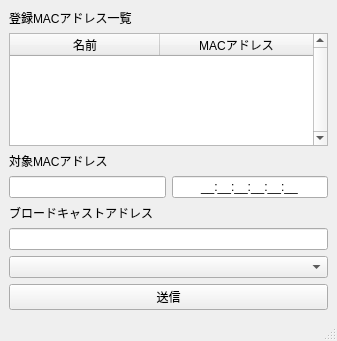
Above: src/mainwindow.ui from akagaya/WOLSwitch before the change. Below: the same form after it.
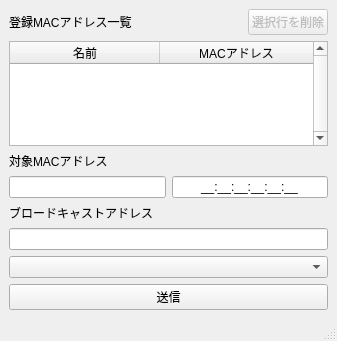
That is the form after the change.

Commit message:
一覧から行を削除する機能を追加
「選択行を削除」ボタンと Delete / Backspace キーで、確認のうえ
選択行を削除して CSV に即時保存する。

```diff
--- a/src/mainwindow.ui
+++ b/src/mainwindow.ui
@@ -15,13 +15,23 @@
   </property>
   <widget class="QWidget" name="centralWidget">
    <layout class="QGridLayout" name="gridLayout">
-    <item row="0" column="0" colspan="2">
+    <item row="0" column="0">
      <widget class="QLabel" name="hostTableLabel">
       <property name="text">
        <string>登録MACアドレス一覧</string>
       </property>
      </widget>
     </item>
+    <item row="0" column="1" alignment="Qt::AlignRight">
+     <widget class="QPushButton" name="deleteButton">
+      <property name="enabled">
+       <bool>false</bool>
+      </property>
+      <property name="text">
+       <string>選択行を削除</string>
+      </property>
+     </widget>
+    </item>
     <item row="1" column="0" colspan="2">
      <widget class="QTableWidget" name="hostTable">
       <property name="verticalScrollBarPolicy">
```
The commit also changes 3 other files.
